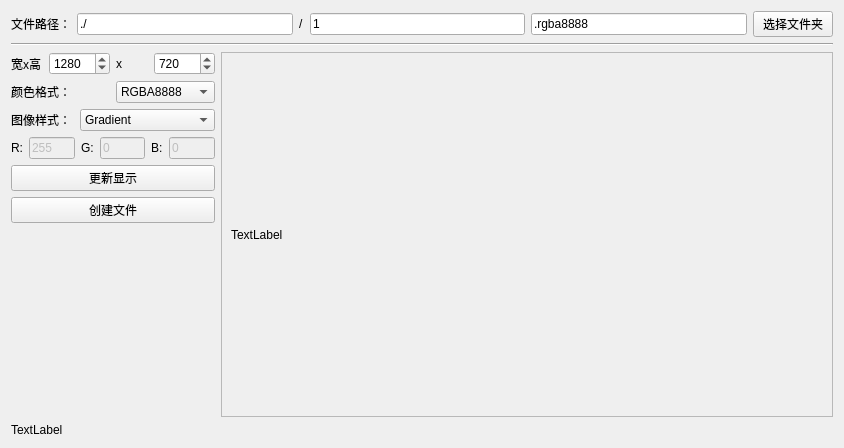
Old version of the form colortestform.ui in the repository ZhengPengqiao/AssistantTool.
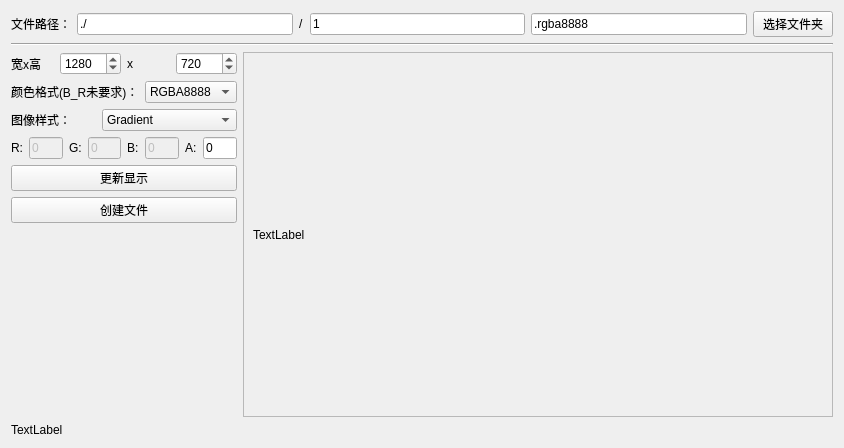
New version of the form.

Commit message: Add Test Image uc=7

The edit to the form file:
```diff
--- a/colortestform.ui
+++ b/colortestform.ui
@@ -67,7 +67,7 @@
          <item>
           <widget class="QLabel" name="label_6">
            <property name="text">
-            <string>颜色格式：</string>
+            <string>颜色格式(B_R未要求)：</string>
            </property>
           </widget>
          </item>
@@ -147,7 +147,7 @@
             <bool>false</bool>
            </property>
            <property name="text">
-            <string>255</string>
+            <string>0</string>
            </property>
            <property name="readOnly">
             <bool>false</bool>
@@ -194,6 +194,20 @@
            </property>
           </widget>
          </item>
+         <item>
+          <widget class="QLabel" name="label_10">
+           <property name="text">
+            <string>A:</string>
+           </property>
+          </widget>
+         </item>
+         <item>
+          <widget class="QLineEdit" name="lineEdit_alpha">
+           <property name="text">
+            <string>0</string>
+           </property>
+          </widget>
+         </item>
         </layout>
        </item>
        <item>
@@ -238,8 +252,8 @@
          <rect>
           <x>0</x>
           <y>0</y>
-          <width>611</width>
-          <height>368</height>
+          <width>585</width>
+          <height>362</height>
          </rect>
         </property>
         <layout class="QGridLayout" name="gridLayout">
```
Left out of the diff: 15 changed lines with no effect on the pictures. The commit also changes 2 other files.
